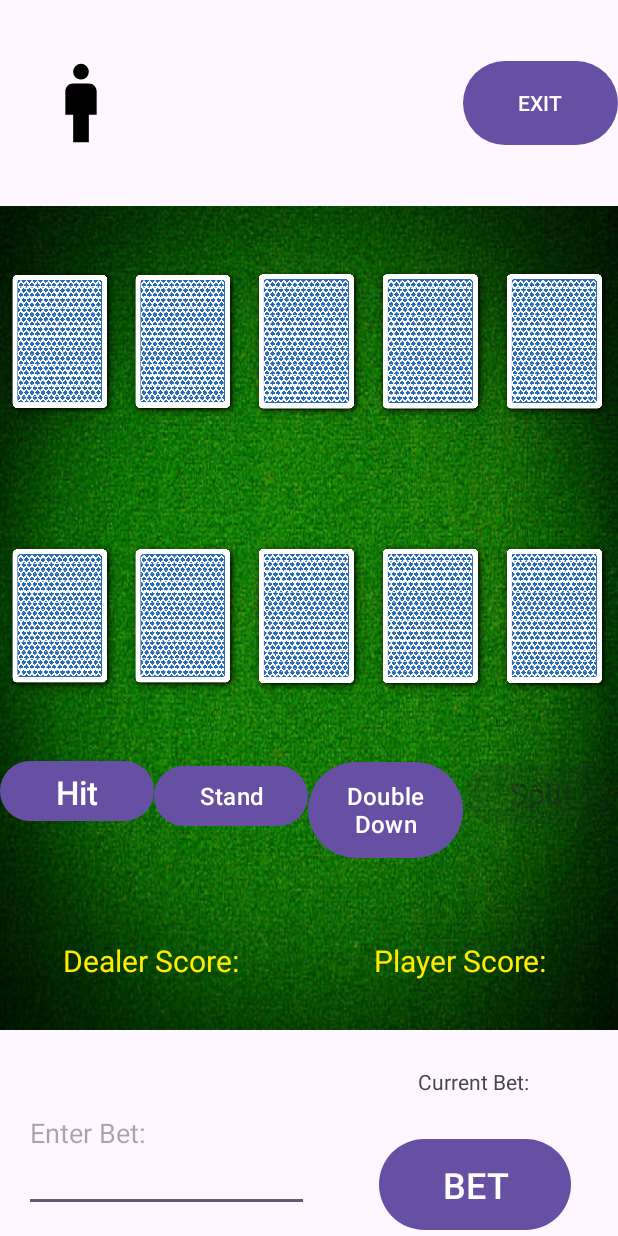
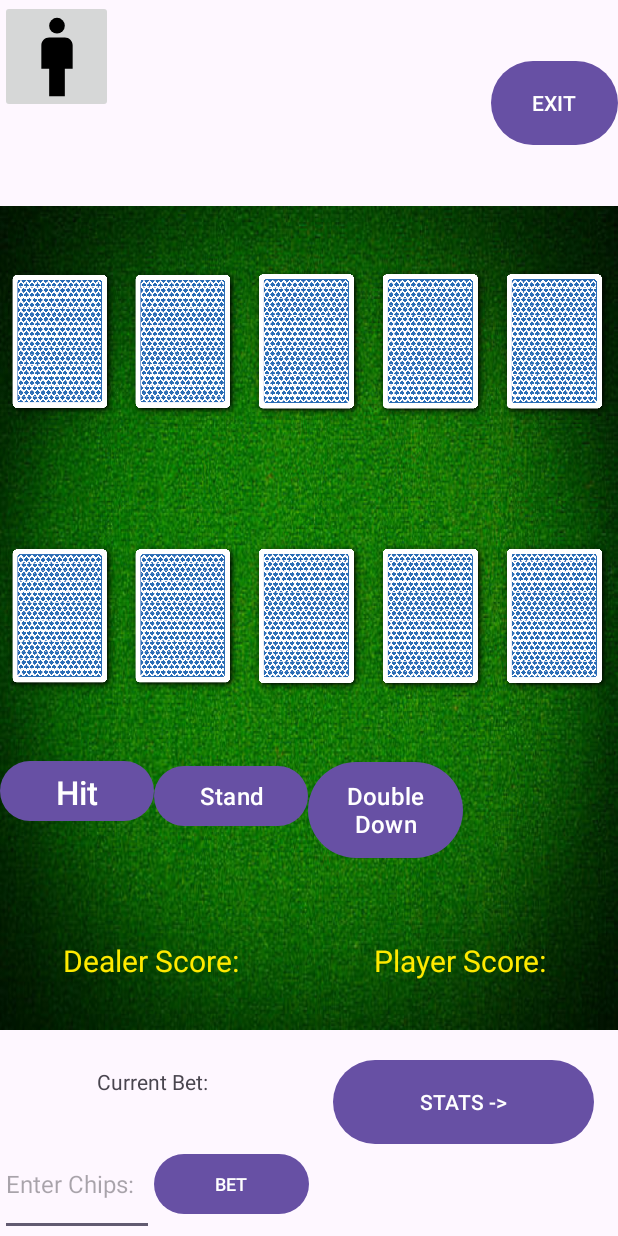
Before and after one commit to trevorcoyle23/BlackJack2, an Android app: the layout activity_table.xml on its own in the app's theme, with its tools: preview values and no code run, on a phone screen of 412 x 824 dp. Run offline under Robolectric (Android 15) with nearby library versions, the phone set to English and light mode, and no system bars.

Commit message:
more bug fixes

```diff
--- a/app/src/main/res/layout/activity_main.xml
+++ b/app/src/main/res/layout/activity_main.xml
@@ -17,9 +17,10 @@
         android:layout_weight="1"
         android:gravity="center"
         android:text="BlackJack"
-        android:textSize="34dp"
+        android:textSize="34sp"
         android:layout_width="match_parent"
         android:layout_height="0dp" />
+
     <EditText
         android:id="@+id/editText"
         android:layout_weight="1"
@@ -29,7 +30,7 @@
     <Button
         android:id="@+id/enterButton"
         android:text="ENTER"
-        android:layout_weight=".5"
+        android:layout_weight=".75"
         android:layout_width="128dp"
         android:layout_height="0dp" />
 
--- a/app/src/main/res/layout/activity_table.xml
+++ b/app/src/main/res/layout/activity_table.xml
@@ -15,8 +15,14 @@
         android:layout_width="match_parent"
         android:layout_height="0dp">
 
+        <ImageButton
+            android:contentDescription="Settings"
+            android:id="@+id/settingsButton"
+            android:src="@drawable/default_skin_foreground"
+            android:layout_width="75dp"
+            android:layout_height="75dp" />
+
         <TextView
-            android:drawableLeft="@drawable/default_skin_foreground"
             android:id="@+id/playerText"
             android:text=""
             android:gravity="center"
@@ -148,14 +154,6 @@
                 android:layout_weight="1"
                 android:layout_width="0dp"
                 android:layout_height="72dp" />
-            <Button
-                android:id="@+id/splitButton"
-                android:enabled="false"
-                android:textSize="20sp"
-                android:text="Split"
-                android:layout_weight="1"
-                android:layout_width="0dp"
-                android:layout_height="48dp" />
 
         </LinearLayout>
         <LinearLayout
@@ -196,13 +194,6 @@
         android:layout_width="match_parent"
         android:layout_height="0dp">
 
-        <EditText
-            android:id="@+id/betEditText"
-            android:layout_margin="16dp"
-            android:layout_weight="1"
-            android:hint="Enter Bet:"
-            android:layout_width="0dp"
-            android:layout_height="match_parent" />
         <LinearLayout
             android:layout_gravity="center"
             android:weightSum="2"
@@ -218,18 +209,47 @@
                 android:layout_weight="1"
                 android:layout_width="match_parent"
                 android:layout_height="0dp" />
-            <Button
-                android:id="@+id/betButton"
-                android:text="BET"
-                android:textSize="24sp"
-                android:layout_gravity="center"
+            <LinearLayout
+                android:orientation="horizontal"
+                android:weightSum="2"
                 android:layout_weight="1"
-                android:layout_width="128dp"
-                android:layout_height="0dp" />
-        </LinearLayout>
+                android:layout_width="match_parent"
+                android:layout_height="0dp">
+                <EditText
+                    android:id="@+id/betEditText"
+                    android:textSize="16sp"
+                    android:hint="Enter Chips:"
+                    android:layout_weight="1"
+                    android:layout_width="0dp"
+                    android:layout_height="match_parent" />
+                <Button
+                    android:id="@+id/betButton"
+                    android:text="BET"
+                    android:textSize="12sp"
+                    android:layout_gravity="center"
+                    android:layout_weight="1"
+                    android:layout_width="0dp"
+                    android:layout_height="48dp" />
+
+            </LinearLayout>
 
 
+        </LinearLayout>
+        <LinearLayout
+            android:padding="16dp"
+            android:orientation="horizontal"
+            android:weightSum="1"
+            android:layout_weight="1"
+            android:layout_width="0dp"
+            android:layout_height="match_parent">
 
+            <Button
+                android:id="@+id/statsButton"
+                android:text="STATS ->"
+                android:layout_width="0dp"
+                android:layout_height="64dp"
+                android:layout_weight="1" />
+        </LinearLayout>
     </LinearLayout>
 
 </LinearLayout>
```
Also changed, not shown: app/src/main/java/edu/utsa/cs3443/blackjack2/TableActivity.java (+53 -46 lines).
